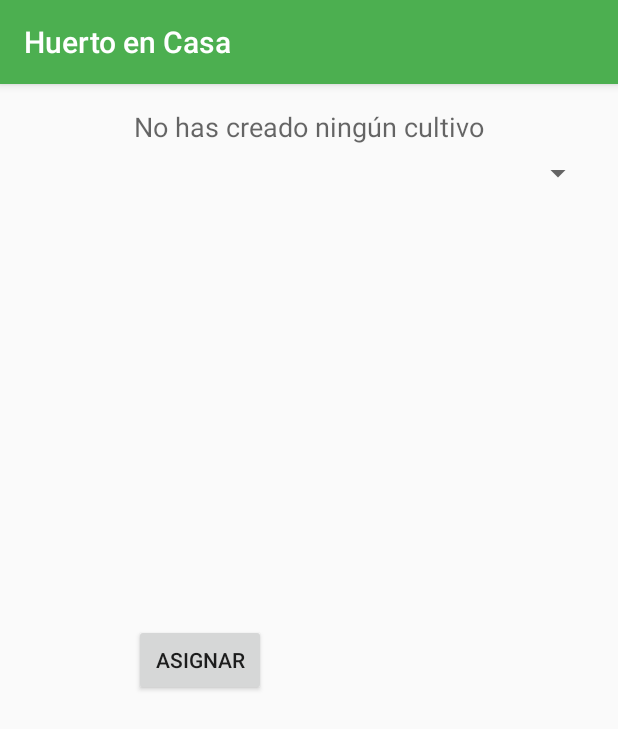
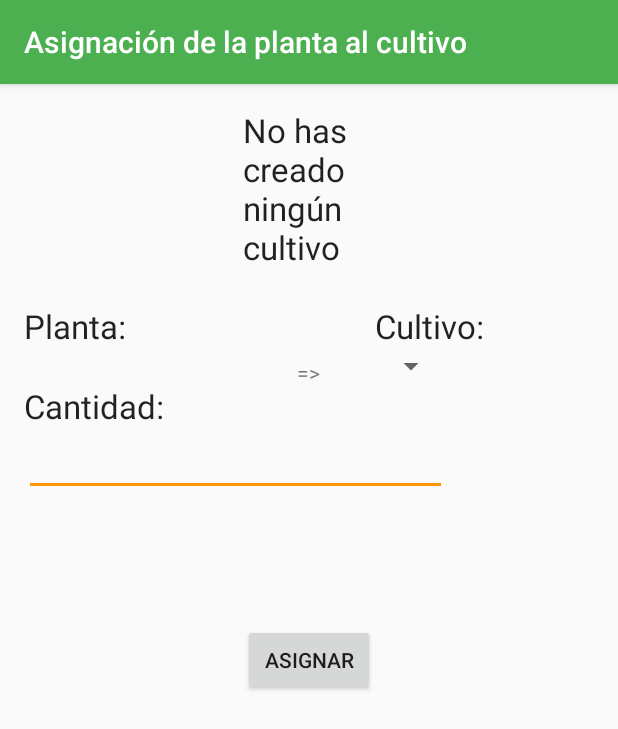
Before and after one commit to Alink7/huertoencasa, an Android app: the AgregarACultivoActivity screen opened directly, with no data from a screen before it, on a phone screen of 412 x 824 dp. Shown: the top 729 px of the screen. Run offline under Robolectric (Android 15) with nearby library versions, the phone set to English and light mode, and no system bars; 2 statements that could not run were skipped.

Commit message:
Asignaciones a cultivos

```diff
--- a/app/src/main/java/bd/BdSqliteHelper.java
+++ b/app/src/main/java/bd/BdSqliteHelper.java
@@ -15,7 +15,7 @@ public class BdSqliteHelper extends SQLiteOpenHelper {
         super(context, name, factory, version);
         tablas = new String[2];
         tablas[0] = "Create table Cultivo (idCultivo INTEGER PRIMARY KEY, largo FLOAT, ancho FLOAT, profundidad FLOAT, tipoSuelo TEXT)";
-        tablas[1] = "Create table CultivoContienePlantas (idCultivo INTEGER, idPlanta INTEGER)";
+        tablas[1] = "Create table CultivoContienePlantas (idCultivo INTEGER, idPlanta INTEGER, cantidad INTEGER, fecha TEXT)";
         dropTablas = new String[2];
         dropTablas[0] = "Drop table if exists Cultivo";
         dropTablas[1] = "Drop table if exists CultivoContienePlantas";
@@ -38,4 +38,5 @@ public class BdSqliteHelper extends SQLiteOpenHelper {
             db.execSQL(tablas[i]);
         }
     }
+
 }
--- a/app/src/main/java/com/example/alink/huerto/AgregarACultivoActivity.java
+++ b/app/src/main/java/com/example/alink/huerto/AgregarACultivoActivity.java
@@ -13,11 +13,16 @@ import android.util.Log;
 import android.view.View;
 import android.widget.ArrayAdapter;
 import android.widget.Button;
+import android.widget.EditText;
 import android.widget.Spinner;
 import android.widget.TextView;
 import android.widget.Toast;
 
+import java.text.SimpleDateFormat;
 import java.util.ArrayList;
+import java.util.Calendar;
+import java.util.Date;
+import java.util.GregorianCalendar;
 import java.util.List;
 
 import bd.BdSqliteHelper;
@@ -29,32 +34,38 @@ public class AgregarACultivoActivity extends AppCompatActivity {
     private RecyclerView.LayoutManager mLayoutManager;
     private Spinner ncultivo;
     Planta planta;
+    private EditText inputCantidad;
 
     @Override
     protected void onCreate(Bundle savedInstanceState) {
         super.onCreate(savedInstanceState);
         setContentView(R.layout.activity_agregar_acultivo);
 
+        TextView tNombrePlanta = (TextView)findViewById(R.id.tNombrePlanta);
         Bundle b = getIntent().getExtras();
         planta = (Planta)b.get("planta");
         TextView tAgregarCultivo = (TextView)findViewById(R.id.tAgregarCultivo);
 
-        // Inicializar
+        inputCantidad = (EditText)findViewById(R.id.inputCantidad);
+
+        //NOMBRE DE PLANTA
+        tNombrePlanta.setText(planta.getNombre());
         cultivos = new ArrayList<>();
-        traerCultivos();
+        traerCultivos();//DESDE LA BASE DE DATOS LOCAL
         if(cultivos.size()==0){
             tAgregarCultivo.setText("No has creado ningún cultivo");
         }else {
+            //SPINNER
             ArrayList<String> nombreArray = new ArrayList<String>();
-
+            int aux=1;
             for(int i = 0; i< cultivos.size(); i++){
-                nombreArray.add("Cultivo "+(i+1));
+                nombreArray.add("Cultivo "+(aux));
+                aux++;
             }
             ArrayAdapter adapter = new ArrayAdapter<String>(this,
                     android.R.layout.simple_spinner_dropdown_item, nombreArray);
 
             ncultivo = (Spinner) findViewById(R.id.cultivo_tipo_suelo);
-
             adapter.setDropDownViewResource(android.R.layout.simple_spinner_dropdown_item);
             ncultivo.setAdapter(adapter);
 
@@ -63,35 +74,17 @@ public class AgregarACultivoActivity extends AppCompatActivity {
             botonAsignacion.setOnClickListener(new View.OnClickListener() {
                 @Override
                 public void onClick(View v) {
-                    asignarACultivo(v);
+
+                    if(planta.getProfundidadNecesaria() <= cultivos.get(ncultivo.getSelectedItemPosition()).getProfundidad()) {
+                        asignarACultivo(v);
+                    }else{
+                        Toast.makeText(AgregarACultivoActivity.this, "Planta no asignada," +
+                                "el cultivo seleccionado no posee la profundidad suficiente", Toast.LENGTH_SHORT).show();
+                    }
+
                 }
             });
 
-            //si hay cultivos se muestra la lista     cultivos.get(0).getTipoSuelo()
-
-            /*mAdapter = new RecyclerViewAdapterCultivos(cultivos);
-            mAdapter.setOnClickListener(new View.OnClickListener() {
-                @Override
-                public void onClick(View v) {
-                    Toast.makeText(AgregarACultivoActivity.this, "Ha pulsado el huerto " + mRecyclerView.getChildPosition(v), Toast.LENGTH_SHORT).show();
-
-                    new AlertDialog.Builder(AgregarACultivoActivity.this)
-                            .setTitle( "Confirmación" )
-                            .setMessage( "¿Está seguro que quiere agregarla en el cultivo n°?")
-                            .setPositiveButton( "Sí", new DialogInterface.OnClickListener() {
-                                public void onClick(DialogInterface dialog, int which) {
-                                    Log.d( "AlertDialog", "Positive" );
-                                }
-                            })
-                            .setNegativeButton( "No", new DialogInterface.OnClickListener() {
-                                public void onClick(DialogInterface dialog, int which) {
-                                    Log.d( "AlertDialog", "Negative" );
-                                }
-                            } )
-                            .show();
-
-                }
-            });*/
         }//FIN ELSE
 
 
@@ -104,9 +97,15 @@ public class AgregarACultivoActivity extends AppCompatActivity {
         //Float largo = Float.parseFloat(txt_cultivo_largo.getText().toString());
         //Float ancho = Float.parseFloat(txt_cultivo_ancho.getText().toString());
         //Float profundidad = Float.parseFloat(txt_cultivo_profundidad.getText().toString());
-        String nCultivo = ncultivo.getSelectedItem().toString();
+        int nCultivo = ncultivo.getSelectedItemPosition();
+        nCultivo++; //porque el de arriba parte en 0
+        int cantidad = Integer.parseInt(inputCantidad.getText().toString());
+        String fechaActual = obtenerFechaActual();
 
-        bd.execSQL("INSERT INTO CultivoContienePlantas (idCultivo , idPlanta) VALUES("+nCultivo+","+planta.getIdPlanta()+")");
+        Log.d("FECHAAAAAAAAAAAAAAAAAAAAAAAAA",fechaActual);
+
+        bd.execSQL("INSERT INTO CultivoContienePlantas (idCultivo , idPlanta, cantidad, fecha) VALUES("+nCultivo+","
+                +planta.getIdPlanta()+","+cantidad+","+fechaActual.toString()+")");
 
         //Mensaje para el usuario
         Toast.makeText(AgregarACultivoActivity.this, "Planta asignada exitosamente", Toast.LENGTH_SHORT).show();
@@ -135,4 +134,17 @@ public class AgregarACultivoActivity extends AppCompatActivity {
         }
         cursor.close();
     }
+
+    private String obtenerFechaActual(){
+
+        Calendar cal = new GregorianCalendar();
+
+        Date date = cal.getTime();
+
+        SimpleDateFormat df = new SimpleDateFormat("yyyy-MM-dd");
+
+        String formatteDate = df.format(date);
+
+        return formatteDate;
+    }
 }
--- a/app/src/main/java/com/example/alink/huerto/ListaDePlantasActivity.java
+++ b/app/src/main/java/com/example/alink/huerto/ListaDePlantasActivity.java
@@ -84,6 +84,10 @@ public class ListaDePlantasActivity extends AppCompatActivity {
                             plantita.setNombre(planta.getString("nombre"));
                             plantita.setNombreCientifico(planta.getString("nomCientifico"));
                             plantita.setClase(planta.getString("clase"));
+
+                            plantita.setCuandoPlantar(planta.getString("cuandoPlantar"));
+                            plantita.setDiasCosecha(planta.getString("diasCosecha"));
+
                             plantita.setDistanciaPlantas(planta.getDouble("distanciaPlantas[cm]"));
                             plantita.setDistanciaOtrasPlantas(planta.getDouble("distanciaOtrasPlantas[cm]"));
                             plantita.setProfundidadNecesaria(planta.getDouble("profundidadNecesaria[cm]"));
--- a/app/src/main/res/layout/activity_agregar_acultivo.xml
+++ b/app/src/main/res/layout/activity_agregar_acultivo.xml
@@ -9,22 +9,14 @@
     android:paddingTop="@dimen/activity_vertical_margin"
     tools:context="com.example.alink.huerto.AgregarACultivoActivity">
 
-    <TextView
+
+    <Spinner
+        android:id="@+id/cultivo_tipo_suelo"
         android:layout_width="wrap_content"
         android:layout_height="wrap_content"
-        android:textAppearance="?android:attr/textAppearanceMedium"
-        android:text="Medium Text"
-        android:id="@+id/tAgregarCultivo"
-        android:layout_alignParentTop="true"
-        android:layout_centerHorizontal="true" />
-
-
-    <Spinner
-        android:layout_marginTop="10px"
-        android:id="@+id/cultivo_tipo_suelo"
-        android:layout_below="@id/tAgregarCultivo"
-        android:layout_width="fill_parent"
-        android:layout_height="wrap_content" />
+        android:layout_below="@+id/textView3"
+        android:layout_toRightOf="@+id/tAgregarCultivo"
+        android:layout_toEndOf="@+id/tAgregarCultivo" />
 
     <Button
         android:layout_width="wrap_content"
@@ -32,6 +24,80 @@
         android:text="Asignar"
         android:id="@+id/botonAsignacion"
         android:layout_centerVertical="true"
-        android:layout_alignLeft="@+id/tAgregarCultivo"
-        android:layout_alignStart="@+id/tAgregarCultivo" />
+        android:layout_centerHorizontal="true" />
+
+    <TextView
+        android:layout_width="wrap_content"
+        android:layout_height="wrap_content"
+        android:textAppearance="?android:attr/textAppearanceMedium"
+        android:id="@+id/tNombrePlanta"
+        android:layout_below="@+id/textView2"
+        android:layout_alignParentLeft="true"
+        android:layout_alignParentStart="true"
+        android:layout_toLeftOf="@+id/tAgregarCultivo"
+        android:layout_toStartOf="@+id/tAgregarCultivo"
+        android:layout_marginTop="1dp"/>
+
+    <TextView
+        android:layout_width="wrap_content"
+        android:layout_height="wrap_content"
+        android:text="=>"
+        android:id="@+id/textView"
+        android:layout_alignBottom="@+id/tNombrePlanta"
+        android:layout_centerHorizontal="true" />
+
+    <TextView
+        android:layout_width="wrap_content"
+        android:layout_height="wrap_content"
+        android:textAppearance="?android:attr/textAppearanceLarge"
+        android:text="Planta:"
+        android:id="@+id/textView2"
+        android:layout_below="@+id/tAgregarCultivo"
+        android:layout_alignParentLeft="true"
+        android:layout_alignParentStart="true"
+        android:layout_marginTop="23dp" />
+
+    <TextView
+        android:layout_width="wrap_content"
+        android:layout_height="wrap_content"
+        android:textAppearance="?android:attr/textAppearanceLarge"
+        android:text="Cultivo:"
+        android:id="@+id/textView3"
+        android:layout_above="@+id/tNombrePlanta"
+        android:layout_alignLeft="@+id/cultivo_tipo_suelo"
+        android:layout_alignStart="@+id/cultivo_tipo_suelo" />
+
+    <TextView
+        android:layout_width="wrap_content"
+        android:layout_height="wrap_content"
+        android:textAppearance="?android:attr/textAppearanceLarge"
+        android:id="@+id/tAgregarCultivo"
+        android:layout_alignParentTop="true"
+        android:layout_alignRight="@+id/botonAsignacion"
+        android:layout_alignEnd="@+id/botonAsignacion"
+        android:layout_alignLeft="@+id/botonAsignacion"
+        android:layout_alignStart="@+id/botonAsignacion" />
+
+    <TextView
+        android:layout_width="wrap_content"
+        android:layout_height="wrap_content"
+        android:textAppearance="?android:attr/textAppearanceLarge"
+        android:text="Cantidad:"
+        android:id="@+id/textView4"
+        android:layout_below="@+id/cultivo_tipo_suelo"
+        android:layout_alignParentLeft="true"
+        android:layout_alignParentStart="true" />
+
+    <EditText
+        android:layout_width="wrap_content"
+        android:layout_height="wrap_content"
+        android:inputType="number"
+        android:ems="10"
+        android:id="@+id/inputCantidad"
+        android:layout_below="@+id/textView4"
+        android:layout_alignParentLeft="true"
+        android:layout_alignParentStart="true"
+        android:layout_alignRight="@+id/cultivo_tipo_suelo"
+        android:layout_alignEnd="@+id/cultivo_tipo_suelo" />
+
 </RelativeLayout>
```
Also changed, not shown: app/src/main/AndroidManifest.xml (+25 -3 lines), app/src/main/java/com/example/alink/huerto/DetallePlantaActivity.java (+20 -7 lines), app/src/main/java/com/example/alink/huerto/Planta.java (+22 -0 lines), app/src/main/res/layout/activity_detalle_planta.xml (+11 -40 lines).
